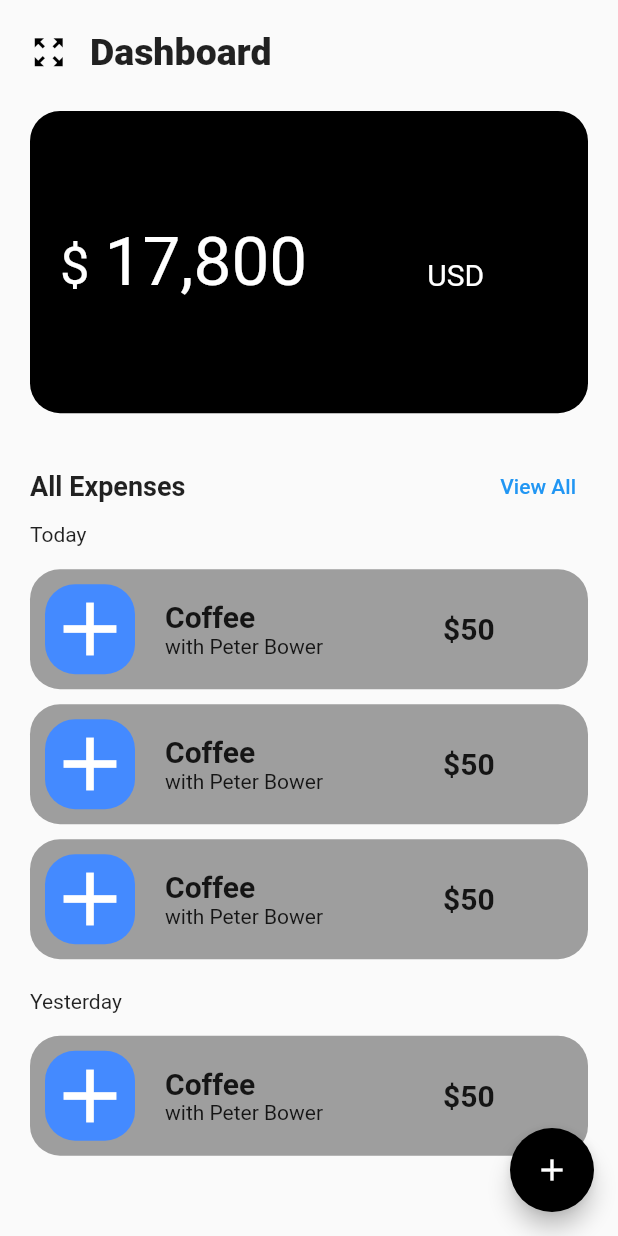
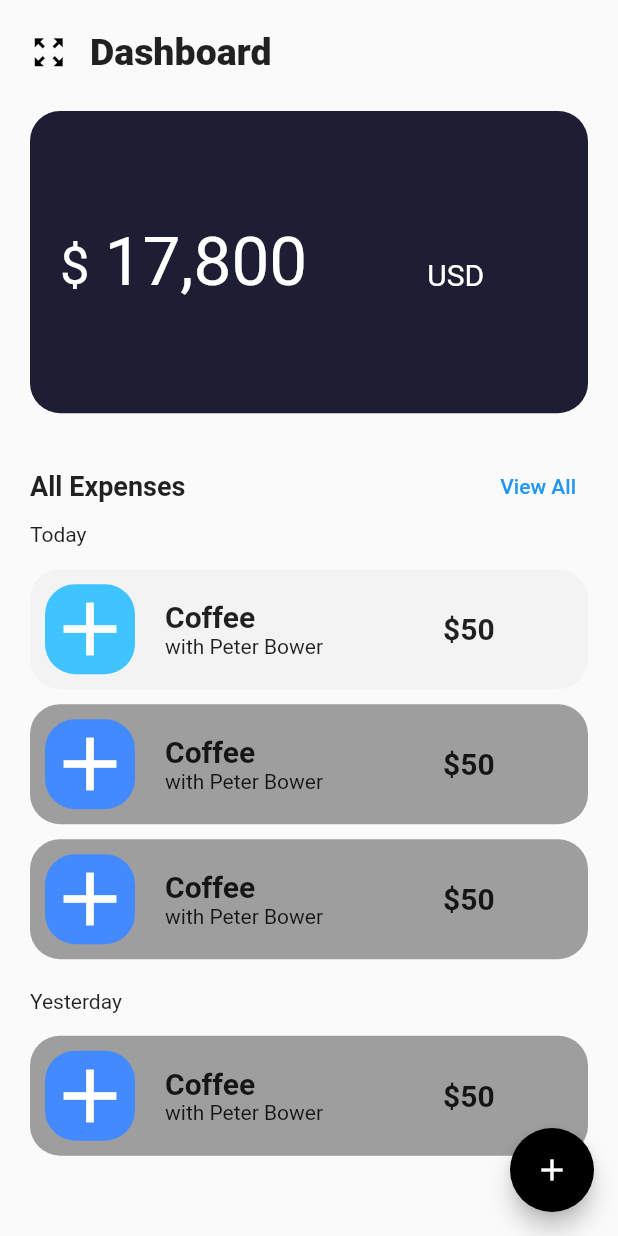
Before and after one commit to jaypadmani/expense_tracer, a Flutter app: the screen it shows after launch, on a phone screen of 412 x 824 dp. Run offline on Flutter 3.47's test engine with Material 2 defaults, Android fonts, the phone set to English and light mode, and no system bars.

Commit message:
commit message

```diff
--- a/lib/main.dart
+++ b/lib/main.dart
@@ -18,6 +18,7 @@ class _MyAppState extends State<MyApp> {
   @override
   Widget build(BuildContext context) {
     return MaterialApp(
+
       home: Dashboard(),
     );
   }
--- a/lib/screens/dash_bord.dart
+++ b/lib/screens/dash_bord.dart
@@ -43,6 +43,7 @@ class _DashboardState extends State<Dashboard> {
                 Row(
                   children: [
                     Container(
+
                       child: Icon(
                         Icons.zoom_out_map_sharp,
                         size: 25,
@@ -71,7 +72,7 @@ class _DashboardState extends State<Dashboard> {
                   child: Container(
                     width: double.infinity,
                     decoration: BoxDecoration(
-                      color: Colors.black,
+                      color: Color(0xFF1D1E33),
                       borderRadius: BorderRadius.all(
                         Radius.circular(20),
                       ),
--- a/lib/screens/homescreen_expanse.dart
+++ b/lib/screens/homescreen_expanse.dart
@@ -42,7 +42,7 @@ class _HomeScreenExpnaseState extends State<HomeScreenExpnase> {
               borderRadius: BorderRadius.all(
                 Radius.circular(20),
               ),
-              color: Colors.grey,
+              color: Color(0xFFF3F3F3),
             ),
             child: Row(
               children: [
@@ -58,7 +58,7 @@ class _HomeScreenExpnaseState extends State<HomeScreenExpnase> {
                       borderRadius: BorderRadius.all(
                         Radius.circular(20),
                       ),
-                      color: Colors.blueAccent,
+                      color: Colors.lightBlueAccent,
                     ),
                   ),
                 ),
```
